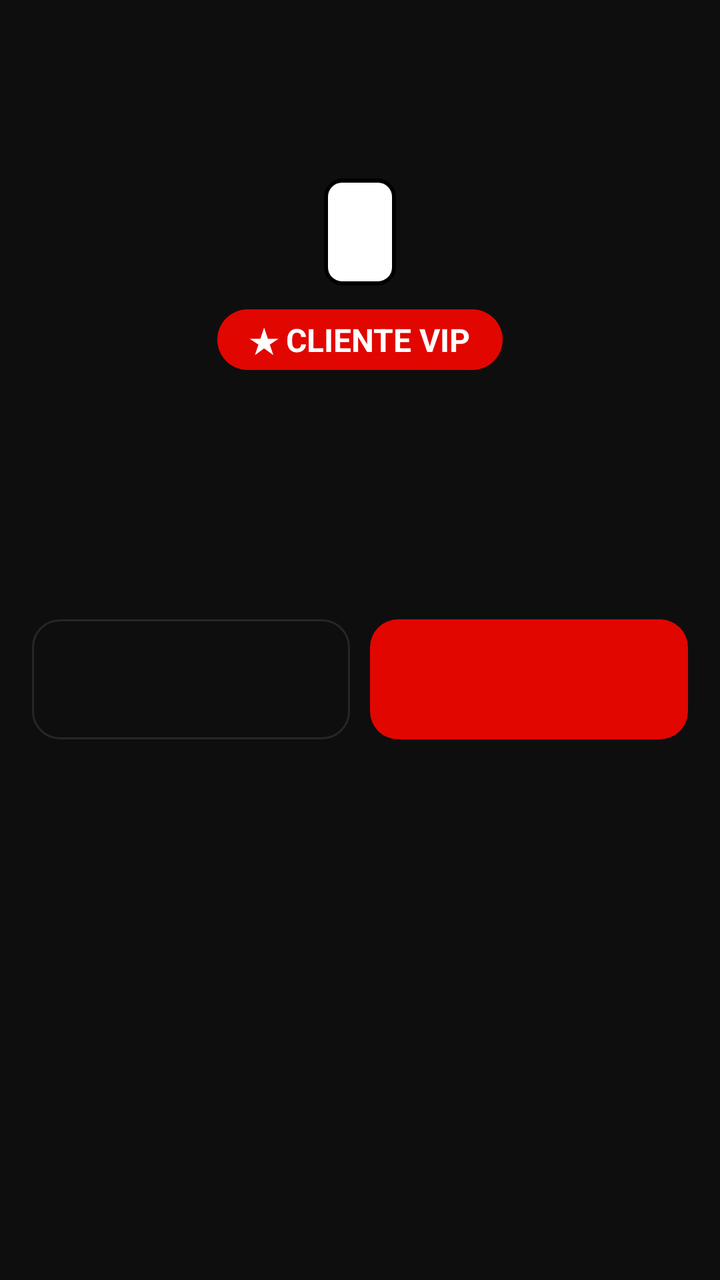
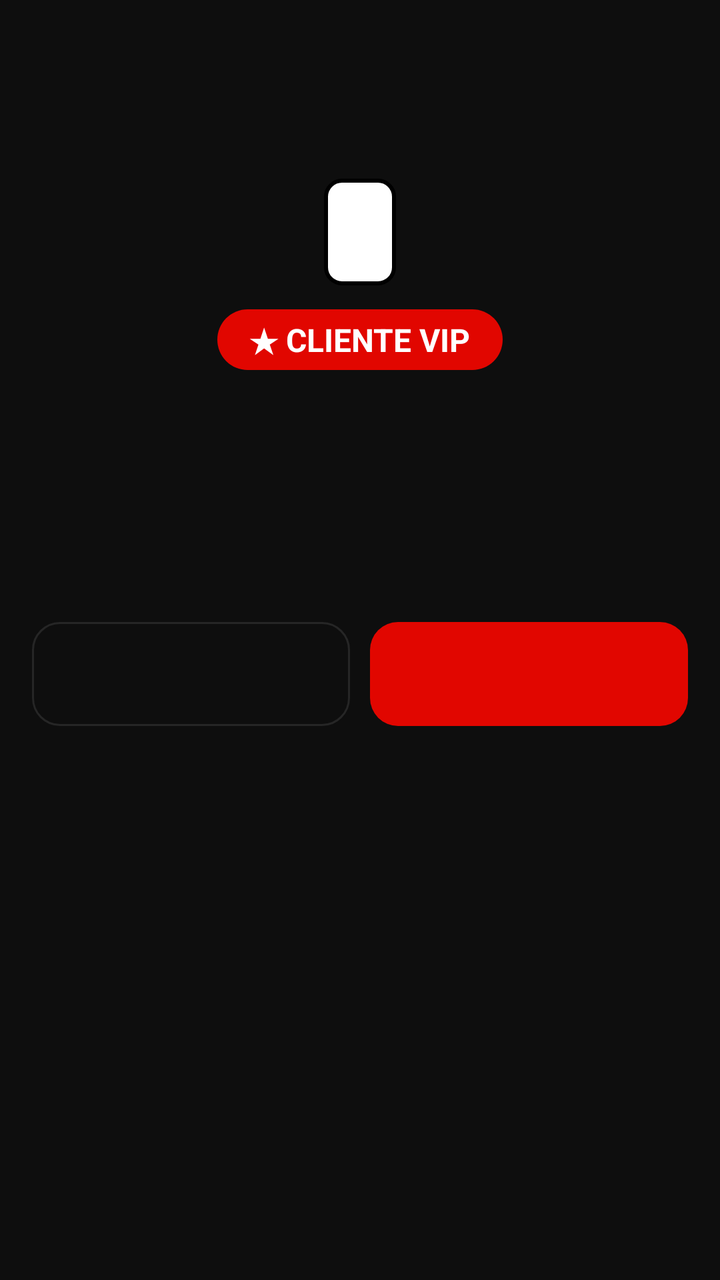

Two renders of the same Android screen: before a commit and after it. Below are the layout's source before the change and the commit's diff.
<!-- AndroidManifest.xml: application theme Theme.Reservas -->
<!-- res/layout/dialog_resultado.xml -->
<?xml version="1.0" encoding="utf-8"?>
<ScrollView xmlns:android="http://schemas.android.com/apk/res/android"
    xmlns:app="http://schemas.android.com/apk/res-auto"
    android:layout_width="match_parent"
    android:layout_height="wrap_content"
    android:background="@color/tarjeta">

    <LinearLayout
        android:layout_width="match_parent"
        android:layout_height="wrap_content"
        android:orientation="vertical">

        <TextView
            android:id="@+id/resTitulo"
            android:layout_width="match_parent"
            android:layout_height="wrap_content"
            android:gravity="center"
            android:paddingStart="16dp"
            android:paddingTop="20dp"
            android:paddingEnd="16dp"
            android:paddingBottom="20dp"
            android:textColor="@color/negro"
            android:textSize="22sp"
            android:textStyle="bold" />

        <ImageView
            android:id="@+id/resFoto"
            android:layout_width="match_parent"
            android:layout_height="170dp"
            android:contentDescription="Foto del ingreso"
            android:scaleType="centerCrop"
            android:visibility="gone" />

        <LinearLayout
            android:layout_width="match_parent"
            android:layout_height="wrap_content"
            android:gravity="center_horizontal"
            android:orientation="vertical"
            android:padding="20dp">

            <TextView
                android:id="@+id/resPlaca"
                android:layout_width="wrap_content"
                android:layout_height="wrap_content"
                android:background="@drawable/placa"
                android:fontFamily="monospace"
                android:paddingStart="18dp"
                android:paddingTop="4dp"
                android:paddingEnd="18dp"
                android:paddingBottom="4dp"
                android:textColor="@color/negro"
                android:textSize="34sp"
                android:textStyle="bold" />

            <TextView
                android:id="@+id/resVip"
                android:layout_width="wrap_content"
                android:layout_height="wrap_content"
                android:layout_marginTop="12dp"
                android:background="@drawable/badge_vip"
                android:paddingStart="16dp"
                android:paddingTop="4dp"
                android:paddingEnd="16dp"
                android:paddingBottom="4dp"
                android:text="★ CLIENTE VIP"
                android:textColor="@color/blanco"
                android:textSize="16sp"
                android:textStyle="bold" />

            <TextView
                android:id="@+id/resNombre"
                android:layout_width="match_parent"
                android:layout_height="wrap_content"
                android:layout_marginTop="14dp"
                android:gravity="center"
                android:textColor="@color/texto"
                android:textSize="22sp"
                android:textStyle="bold" />

            <TextView
                android:id="@+id/resDetalle"
                android:layout_width="match_parent"
                android:layout_height="wrap_content"
                android:layout_marginTop="8dp"
                android:gravity="center"
                android:lineSpacingExtra="3dp"
                android:textColor="@color/texto_suave"
                android:textSize="15sp" />

            <TextView
                android:id="@+id/resImpresion"
                android:layout_width="match_parent"
                android:layout_height="wrap_content"
                android:layout_marginTop="14dp"
                android:gravity="center"
                android:textColor="@color/texto"
                android:textSize="14sp" />
        </LinearLayout>

        <LinearLayout
            android:layout_width="match_parent"
            android:layout_height="wrap_content"
            android:orientation="horizontal"
            android:paddingStart="16dp"
            android:paddingEnd="16dp"
            android:paddingBottom="16dp">

            <com.google.android.material.button.MaterialButton
                android:id="@+id/resSecundario"
                style="@style/Widget.Material3.Button.OutlinedButton"
                android:layout_width="0dp"
                android:layout_height="60dp"
                android:layout_weight="1"
                android:insetTop="0dp"
                android:insetBottom="0dp"
                android:textColor="@color/blanco"
                android:textSize="15sp"
                app:cornerRadius="14dp"
                app:strokeColor="@color/tarjeta_borde" />

            <com.google.android.material.button.MaterialButton
                android:id="@+id/resPrincipal"
                android:layout_width="0dp"
                android:layout_height="60dp"
                android:layout_marginStart="10dp"
                android:layout_weight="1"
                android:insetTop="0dp"
                android:insetBottom="0dp"
                android:textColor="@color/blanco"
                android:textSize="15sp"
                android:textStyle="bold"
                app:backgroundTint="@color/rojo"
                app:cornerRadius="14dp" />
        </LinearLayout>
    </LinearLayout>
</ScrollView>
<!-- resources referenced by this layout -->
<resources>
  <color name="blanco">#FFFFFF</color>
  <color name="negro">#000000</color>
  <color name="rojo">#E10600</color>
  <color name="tarjeta">#0E0E0E</color>
  <color name="tarjeta_borde">#262626</color>
  <color name="texto">#FFFFFF</color>
  <color name="texto_suave">#9B9B9B</color>
  <!-- drawable badge_vip (drawable) -->
  <?xml version="1.0" encoding="utf-8"?>
  <shape xmlns:android="http://schemas.android.com/apk/res/android" android:shape="rectangle">
      <solid android:color="@color/rojo" />
      <corners android:radius="100dp" />
  </shape>
  <!-- drawable placa (drawable) -->
  <?xml version="1.0" encoding="utf-8"?>
  <shape xmlns:android="http://schemas.android.com/apk/res/android" android:shape="rectangle">
      <solid android:color="@color/blanco" />
      <stroke android:width="2dp" android:color="@color/negro" />
      <corners android:radius="8dp" />
  </shape>
  <style name="Theme.Reservas" parent="Theme.Material3.Dark.NoActionBar">
          <item name="colorPrimary">@color/blanco</item>
          <item name="colorOnPrimary">@color/negro</item>
          <item name="colorSecondary">@color/rojo</item>
          <item name="colorOnSecondary">@color/blanco</item>
          <item name="colorError">@color/rojo</item>
          <item name="colorSurface">@color/tarjeta</item>
          <item name="colorOnSurface">@color/blanco</item>
          <item name="android:windowBackground">@color/fondo</item>
          <item name="android:statusBarColor">@color/fondo</item>
          <item name="android:navigationBarColor">@color/fondo</item>
      </style>
  <color name="fondo">#000000</color>
</resources>

<!-- the commit's change to res/layout/dialog_resultado.xml (unified diff, before → after) -->
@@ -94,7 +94,7 @@
                 android:layout_marginTop="14dp"
                 android:gravity="center"
                 android:textColor="@color/texto"
-                android:textSize="14sp" />
+                android:textSize="15sp" />
         </LinearLayout>
 
         <LinearLayout
@@ -107,30 +107,17 @@
 
             <com.google.android.material.button.MaterialButton
                 android:id="@+id/resSecundario"
-                style="@style/Widget.Material3.Button.OutlinedButton"
+                style="@style/BotonContorno"
                 android:layout_width="0dp"
-                android:layout_height="60dp"
-                android:layout_weight="1"
-                android:insetTop="0dp"
-                android:insetBottom="0dp"
-                android:textColor="@color/blanco"
-                android:textSize="15sp"
-                app:cornerRadius="14dp"
-                app:strokeColor="@color/tarjeta_borde" />
+                android:layout_height="@dimen/boton_alto_grande"
+                android:layout_weight="1" />
 
             <com.google.android.material.button.MaterialButton
                 android:id="@+id/resPrincipal"
                 android:layout_width="0dp"
-                android:layout_height="60dp"
+                android:layout_height="@dimen/boton_alto_grande"
                 android:layout_marginStart="10dp"
-                android:layout_weight="1"
-                android:insetTop="0dp"
-                android:insetBottom="0dp"
-                android:textColor="@color/blanco"
-                android:textSize="15sp"
-                android:textStyle="bold"
-                app:backgroundTint="@color/rojo"
-                app:cornerRadius="14dp" />
+                android:layout_weight="1" />
         </LinearLayout>
     </LinearLayout>
 </ScrollView>
<!-- resource entries referenced after the edit -->
@@ -3,10 +3,14 @@
   <color name="blanco">#FFFFFF</color>
   <color name="negro">#000000</color>
   <color name="rojo">#E10600</color>
+  <dimen name="boton_alto">48dp</dimen>
+  <dimen name="boton_icono">22dp</dimen>
+  <dimen name="boton_esquina">14dp</dimen>
   <color name="tarjeta">#0E0E0E</color>
   <color name="tarjeta_borde">#262626</color>
   <color name="texto">#FFFFFF</color>
   <color name="texto_suave">#9B9B9B</color>
+  <dimen name="boton_alto_grande">52dp</dimen>
   <!-- drawable badge_vip (drawable) -->
   <?xml version="1.0" encoding="utf-8"?>
   <shape xmlns:android="http://schemas.android.com/apk/res/android" android:shape="rectangle">
@@ -20,6 +24,20 @@
       <stroke android:width="2dp" android:color="@color/negro" />
       <corners android:radius="8dp" />
   </shape>
+  <style name="BotonContorno" parent="Widget.Material3.Button.OutlinedButton">
+          <item name="android:minHeight">@dimen/boton_alto</item>
+          <item name="android:insetTop">0dp</item>
+          <item name="android:insetBottom">0dp</item>
+          <item name="android:textSize">15sp</item>
+          <item name="android:textStyle">bold</item>
+          <item name="android:textAllCaps">false</item>
+          <item name="android:textColor">@color/blanco</item>
+          <item name="iconTint">@color/blanco</item>
+          <item name="iconSize">@dimen/boton_icono</item>
+          <item name="cornerRadius">@dimen/boton_esquina</item>
+          <item name="strokeColor">?attr/colorBotonContorno</item>
+          <item name="strokeWidth">1dp</item>
+      </style>
   <style name="Theme.Reservas" parent="Theme.Material3.Dark.NoActionBar">
           <item name="colorPrimary">@color/blanco</item>
           <item name="colorOnPrimary">@color/negro</item>
@@ -31,7 +49,31 @@
           <item name="android:windowBackground">@color/fondo</item>
           <item name="android:statusBarColor">@color/fondo</item>
           <item name="android:navigationBarColor">@color/fondo</item>
+  
+          
+          <item name="materialButtonStyle">@style/Boton</item>
+          <item name="materialButtonOutlinedStyle">@style/BotonContorno</item>
+          <item name="colorBoton">@color/rojo</item>
+          <item name="colorBotonTexto">@color/blanco</item>
+          <item name="colorBotonBorde">@android:color/transparent</item>
+          <item name="colorBotonContorno">@color/tarjeta_borde</item>
+          <item name="colorBotonAcento">@color/rojo</item>
       </style>
   <color name="fondo">#000000</color>
+  <style name="Boton" parent="Widget.Material3.Button">
+          <item name="android:minHeight">@dimen/boton_alto</item>
+          <item name="android:insetTop">0dp</item>
+          <item name="android:insetBottom">0dp</item>
+          <item name="android:textSize">15sp</item>
+          <item name="android:textStyle">bold</item>
+          <item name="android:textAllCaps">false</item>
+          <item name="android:textColor">?attr/colorBotonTexto</item>
+          <item name="backgroundTint">?attr/colorBoton</item>
+          <item name="iconTint">?attr/colorBotonTexto</item>
+          <item name="iconSize">@dimen/boton_icono</item>
+          <item name="cornerRadius">@dimen/boton_esquina</item>
+          <item name="strokeColor">?attr/colorBotonBorde</item>
+          <item name="strokeWidth">1dp</item>
+      </style>
 </resources>
 
